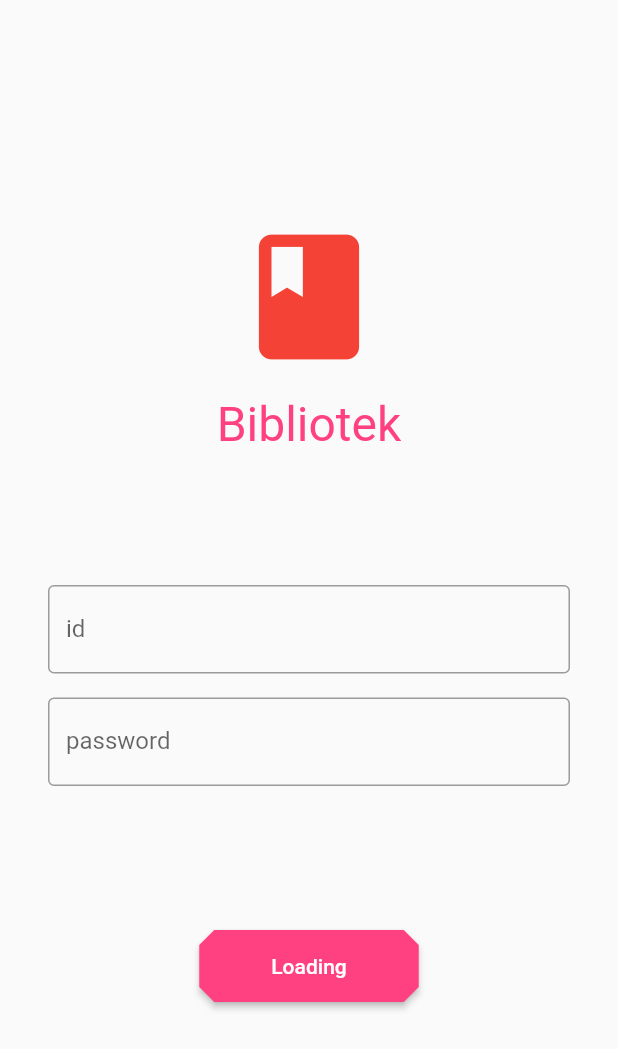
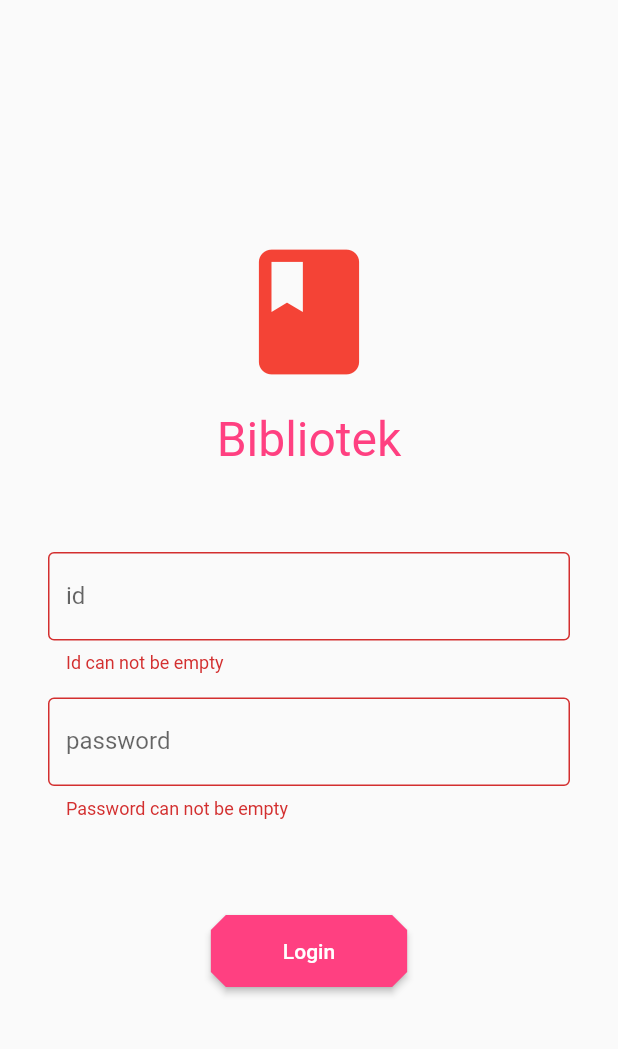
Before and after one commit to RitamChakraborty/bibliotek, a Flutter app: the screen it shows after launch, after a tap on "Login", on a phone screen of 412 x 824 dp. Shown: the top 1049 px of the screen. Run offline on Flutter 3.47's test engine with Material 2 defaults, Android fonts, the light colour scheme and no system bars; our stand-ins replace bloc, cloud_firestore, flutter_bloc; accounts and stored records are empty.

Commit message:
Fix bloc login

```diff
--- a/lib/bloc/login_bloc.dart
+++ b/lib/bloc/login_bloc.dart
@@ -27,24 +27,40 @@ class InitialState extends AbstractLoginState {}
 
 class LoadingState extends AbstractLoginState {}
 
-class ErrorIdState extends AbstractLoginState {}
+class ErrorState extends AbstractLoginState {
+  String idErrorMessage;
+  String passwordErrorMessage;
 
-class ErrorPasswordState extends AbstractLoginState {}
+  ErrorState({this.idErrorMessage, this.passwordErrorMessage});
+}
 
 class LoginSuccessState extends AbstractLoginState {}
 
 class LoginBloc extends Bloc<AbstractLoginEvent, AbstractLoginState> {
-  final FirestoreServices _firestoreServices = FirestoreServices();
-
   @override
   AbstractLoginState get initialState => InitialState();
 
   @override
   Stream<AbstractLoginState> mapEventToState(AbstractLoginEvent event) async* {
+    print('mapping');
+
     if (event is LoginEvent) {
       String id = event.id;
       String password = event.password;
 
+      print('id: $id');
+      print('password: $password');
+
+      if (id.isEmpty && password.isEmpty) {
+        yield ErrorState(
+          idErrorMessage: "Id can not be empty",
+          passwordErrorMessage: "Password can not be empty",
+        );
+      } else if (id.isEmpty) {
+        yield ErrorState(idErrorMessage: "Id can not be empty");
+      } else if (password.isEmpty) {
+        yield ErrorState(passwordErrorMessage: "Password can not be empty");
+      } else {
         Stream<List<DocumentSnapshot>> userDocumentSnapshotListStream =
             FirestoreServices().getUserDocuments(id: event.id);
 
@@ -60,8 +76,7 @@ class LoginBloc extends Bloc<AbstractLoginEvent, AbstractLoginState> {
             for (DocumentSnapshot userDocumentSnapshot
                 in userDocumentSnapshotList) {
               Map<String, dynamic> data = userDocumentSnapshot.data;
-            print(data);
-            print(password);
+
               if (data['password'] == password) {
                 user = User.formJson(data);
                 correctPassword = true;
@@ -72,10 +87,13 @@ class LoginBloc extends Bloc<AbstractLoginEvent, AbstractLoginState> {
             if (correctPassword) {
               yield LoginSuccessState();
             } else {
-            yield ErrorPasswordState();
+              yield ErrorState(passwordErrorMessage: "Incorrect password");
             }
           } else {
-          yield ErrorIdState();
+            yield ErrorState(idErrorMessage: "Id does not exits");
+          }
+
+          break;
         }
       }
     }
--- a/lib/pages/login_page.dart
+++ b/lib/pages/login_page.dart
@@ -34,26 +34,6 @@ class LoginPage extends StatelessWidget {
       ),
     );
 
-    Widget form = Container(
-      padding: EdgeInsets.all(32),
-      child: Form(
-        key: _formKey,
-        child: Column(
-          children: <Widget>[
-            CustomTextField(
-              controller: _idController,
-              labelText: "id",
-            ),
-            SizedBox(height: 16),
-            CustomTextField(
-              controller: _passwordController,
-              labelText: "password",
-            ),
-          ],
-        ),
-      ),
-    );
-
     return Material(
       child: Scaffold(
         body: BlocBuilder<LoginBloc, AbstractLoginState>(
@@ -61,10 +41,10 @@ class LoginPage extends StatelessWidget {
           builder: (BuildContext context, AbstractLoginState loginState) {
             if (loginState is LoadingState) {
               print('loading');
-            } else if (loginState is ErrorIdState) {
-              print('errorid');
-            } else if (loginState is ErrorPasswordState) {
-              print('errorpassword');
+            } else if (loginState is ErrorState) {
+              print('errorstate');
+              print("iderror: ${loginState.idErrorMessage}");
+              print("pderror: ${loginState.passwordErrorMessage}");
             } else if (loginState is LoginSuccessState) {
               print('loginsuccess');
             } else if (loginState is InitialState) {
@@ -83,16 +63,37 @@ class LoginPage extends StatelessWidget {
                       appLogo,
                       appNameText,
                       SizedBox(height: 48),
-                      form,
+                      Container(
+                        padding: EdgeInsets.symmetric(horizontal: 32),
+                        child: Column(
+                          children: <Widget>[
+                            CustomTextField(
+                              controller: _idController,
+                              labelText: "id",
+                              errorText: loginState is ErrorState
+                                  ? loginState.idErrorMessage
+                                  : null,
+                            ),
+                            SizedBox(height: 16),
+                            CustomTextField(
+                              controller: _passwordController,
+                              labelText: "password",
+                              errorText: loginState is ErrorState
+                                  ? loginState.passwordErrorMessage
+                                  : null,
+                            ),
+                          ],
+                        ),
+                      ),
                       SizedBox(height: 48),
                       CustomButton(
                         label: loginState is LoadingState ? "Loading" : "Login",
                         onPressed: () {
+                          print('adding event');
                           loginBloc.add(
                             LoginEvent(
-                              id: _idController.text,
-                              password: _passwordController.text,
-                            ),
+                                id: _idController.text,
+                                password: _passwordController.text),
                           );
                         },
                       ),
--- a/lib/widgets/custom_textfield.dart
+++ b/lib/widgets/custom_textfield.dart
@@ -3,11 +3,15 @@ import 'package:flutter/material.dart';
 class CustomTextField extends StatelessWidget {
   final TextEditingController _textEditingController;
   final String _labelText;
+  final String _errorText;
 
   const CustomTextField(
-      {@required TextEditingController controller, @required String labelText})
+      {@required TextEditingController controller,
+      @required String labelText,
+      @required String errorText})
       : this._textEditingController = controller,
         this._labelText = labelText,
+        this._errorText = errorText,
         assert(controller != null),
         assert(labelText != null);
 
@@ -18,6 +22,7 @@ class CustomTextField extends StatelessWidget {
         controller: _textEditingController,
         decoration: InputDecoration(
           labelText: _labelText,
+          errorText: _errorText,
           border: OutlineInputBorder(),
         ),
       ),
```
Lines whose indentation alone changed are shown as unchanged.
